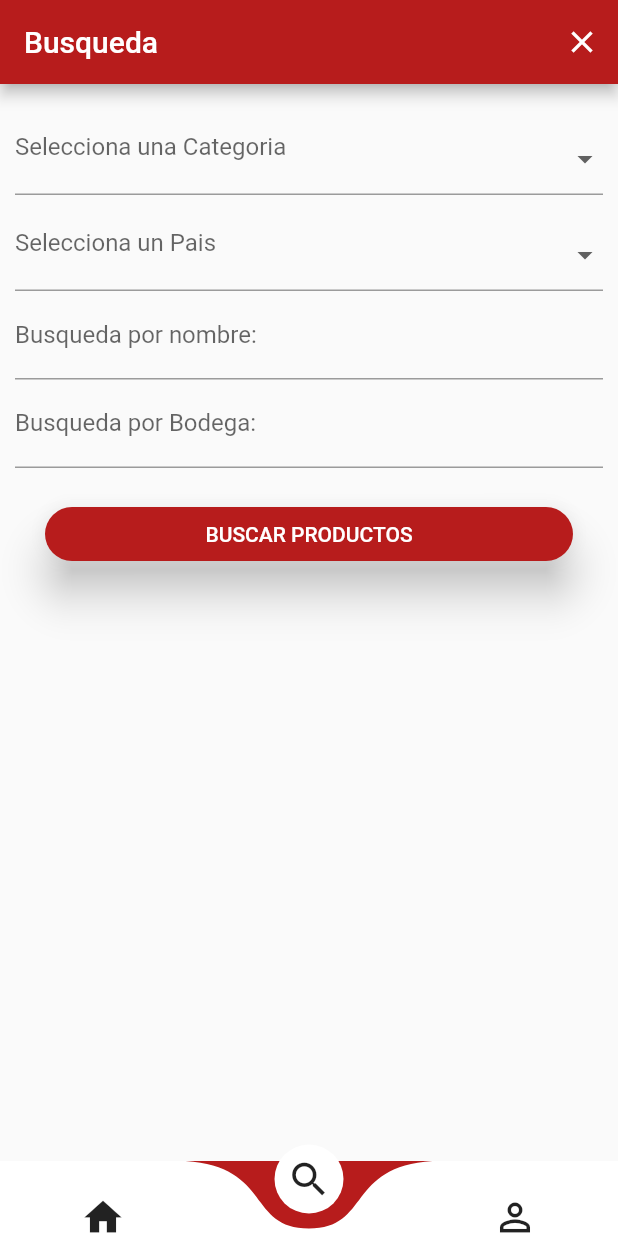
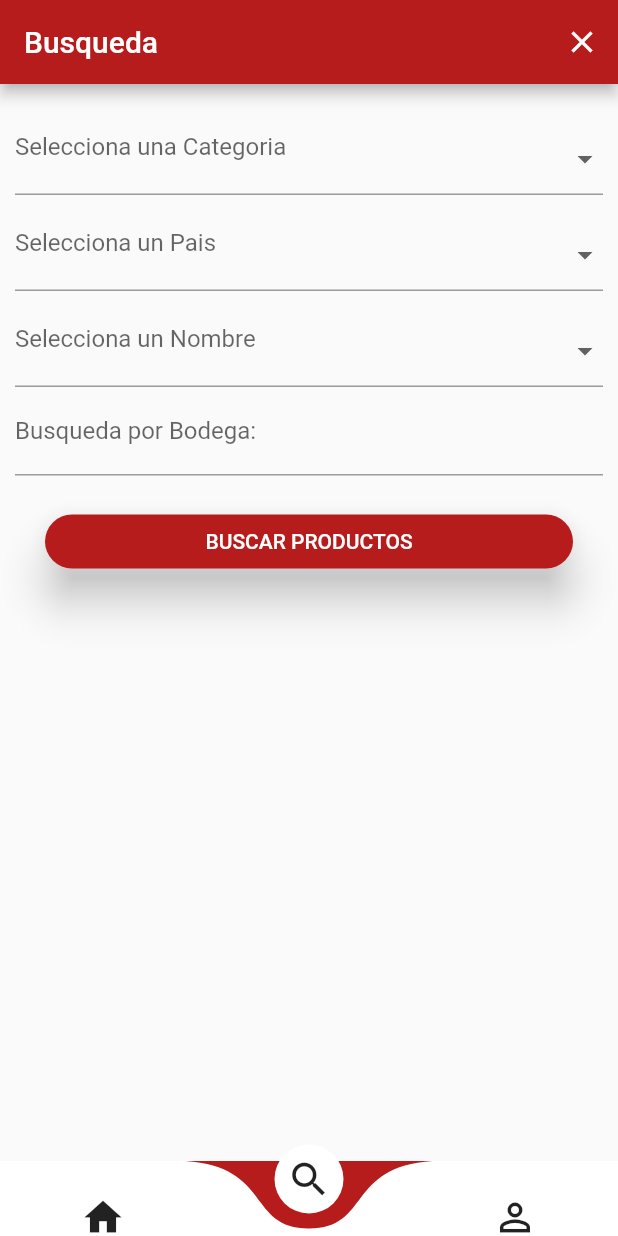
Before and after one commit to macrosoler/app_flutter, a Flutter app: the screen it shows after launch, item 2 of the bottom bar chosen, on a phone screen of 412 x 824 dp. Run offline on Flutter 3.47's test engine with Material 2 defaults, Android fonts, the phone set to English and light mode, and no system bars; drawn by our look-alikes of curved_navigation_bar; missing offline and left inert: horizontal_data_table; network calls fail.

Commit message:
Buscar por Nombre

```diff
--- a/lib/paginas/paginabusqueda.dart
+++ b/lib/paginas/paginabusqueda.dart
@@ -38,6 +38,7 @@ class _HomePageState extends State<HomePage> {
   String paramNombre = "";
   String paramBodega = "";
   List<String> countries = [""];
+  List<String> names = [""];
   List<String> categorias = [""];
 
 
@@ -82,9 +83,16 @@ class _HomePageState extends State<HomePage> {
     }
   }
 
-  void fetchCountries() async {
-    var url = "http://190.108.83.146:8080/Iprisco/LlenarPaisxCategoria";
+  //Pais
+  void fetchCountries(String categoria) async {
+    var url = "http://190.108.83.146:8080/Iprisco/LlenarPaisxCategoria?categoria=$categoria";
     //var url = "http://190.108.83.146:8080/Iprisco/LlenarPais";
+
+    ///limpia lista de paises
+    setState(() {
+      countries = [""];
+    });
+
     var response = await http.get(url);
     if (response.statusCode == 200) {
       var countriesJson = json.decode(response.body);
@@ -97,12 +105,31 @@ class _HomePageState extends State<HomePage> {
       print("statusCode: ${response.statusCode.toString()}");
     }
   }
+  //Nombres
+  void fetchNombre(String categoria,pais) async {
+    var url = "http://190.108.83.146:8080/Iprisco/LlenarNombrexPais?categoria=$categoria&pais=$pais";
+    ///limpia lista de paises
+    setState(() {
+      names = [""];
+    });
 
+    var response = await http.get(url);
+    if (response.statusCode == 200) {
+      var namesJson = json.decode(response.body);
+      for (var nameJson in namesJson) {
+        setState(() {
+          names.add(nameJson["nombre"]);
+        });
+      }
+    } else {
+      print("statusCode: ${response.statusCode.toString()}");
+    }
+  }
+  //Hasta aqui Nombres
 
   @override
   void initState() {
     super.initState();
-    fetchCountries();
     fetchCategoria();
   }
 
@@ -164,8 +191,20 @@ class _HomePageState extends State<HomePage> {
                     onChanged: (String newValue) {
                       setState(() {
                         paramCategoria = newValue;
+                        paramPais = "";
                       });
+
+                      ///realiza fetch de paises por categoria
+                      fetchCountries(paramCategoria);
                     },
+                    /*onChanged: (String newValue) {
+                      setState(() {
+                        paramCategoria = newValue;
+                      });
+
+                      ///realiza fetch de paises por categoria
+                      fetchCountries(paramCategoria);
+                    },*/
                     items: categorias.map((value) {
                       return DropdownMenuItem<String>(
                         value: value,
@@ -202,22 +241,65 @@ class _HomePageState extends State<HomePage> {
                         paramPais = newValue;
                       });
                     },
-                    items: countries.map((value) {
+                    items: countries.isNotEmpty ? countries.map((value) {
                       return DropdownMenuItem<String>(
                         value: value,
                         child: Text(value),
                       );
-                    }).toList(),
+                    }).toList() : [
+                      DropdownMenuItem(
+                        value: '',
+                        child: Text("No hay paises disponibles"),
+                      )
+                    ],
                   ),
                 ),
               );
             },
           ),
-           TextFormField(
+//---------------
+          FormField<String>(
+            builder: (FormFieldState<String> state) {
+              return InputDecorator(
+                decoration: InputDecoration(
+                  errorStyle: TextStyle(color: Colors.redAccent, fontSize: 16.0),
+                  labelText: "Selecciona un Nombre",
+                ),
+                isEmpty: paramNombre == '',
+                child: DropdownButtonHideUnderline(
+                  child: DropdownButton<String>(
+                    hint: Text('Seleccionar nombre'),
+                    value: paramNombre,
+                    isDense: true,
+                    onChanged: (String newValue) {
+                      setState(() {
+                        paramNombre = newValue;
+                      });
+                    },
+                    items: names.isNotEmpty ? names.map((value) {
+                      return DropdownMenuItem<String>(
+                        value: value,
+                        child: Text(value),
+                      );
+                    }).toList() : [
+                      DropdownMenuItem(
+                        value: '',
+                        child: Text("No hay nombres disponibles"),
+                      )
+                    ],
+                  ),
+                ),
+              );
+            },
+          ),
+
+
+//--------------
+           /*TextFormField(
              decoration: InputDecoration(
                  hintText: 'Ingresa el nombre', labelText: 'Busqueda por nombre:'),
              controller: paramNombreController,
-           ),
+           ),*/
           TextFormField(
             decoration: InputDecoration(
                 hintText: 'Ingresa la Bodega', labelText: 'Busqueda por Bodega:'),
@@ -263,7 +345,7 @@ class _HomePageState extends State<HomePage> {
 
                             ///realiza el request al API
                             // await fetchNotes(paramPaisController.text)
-                            await fetchNotes(paramCategoria,paramPais,paramNombreController.text,paramBodegaController.text).then((value) {
+                            await fetchNotes(paramCategoria,paramPais,paramNombre,paramBodegaController.text).then((value) {
                               setState(() {
                                 _notes.clear();
                                 _notes.addAll(value);
```
Also changed, not shown: 12 other files.
